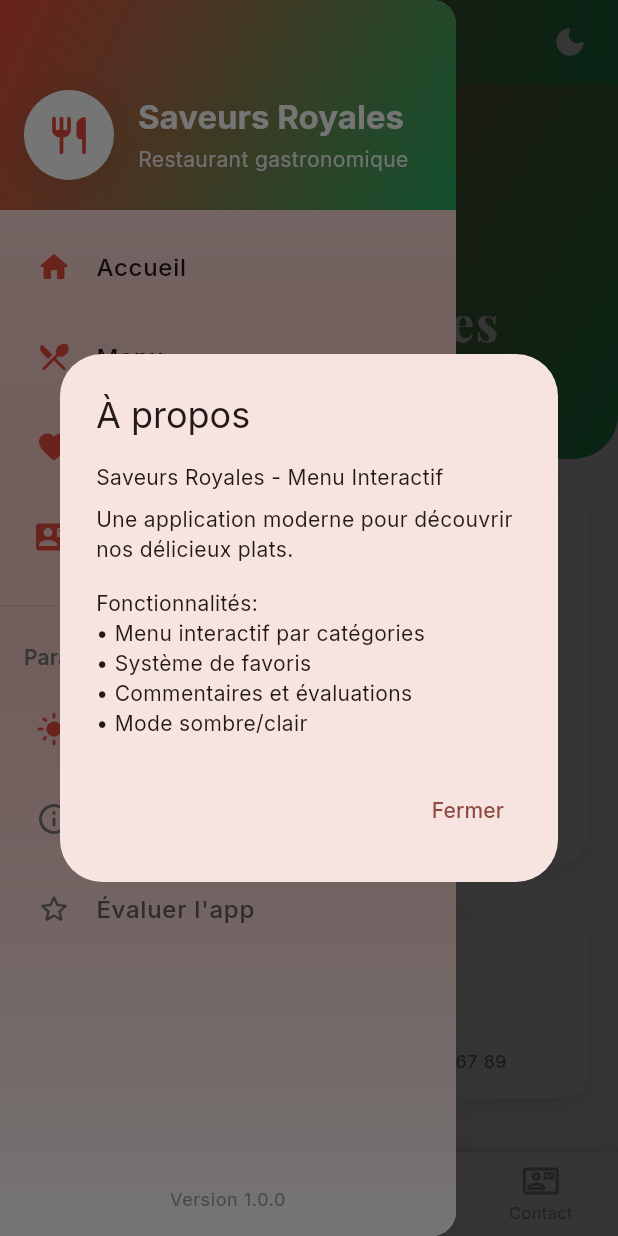
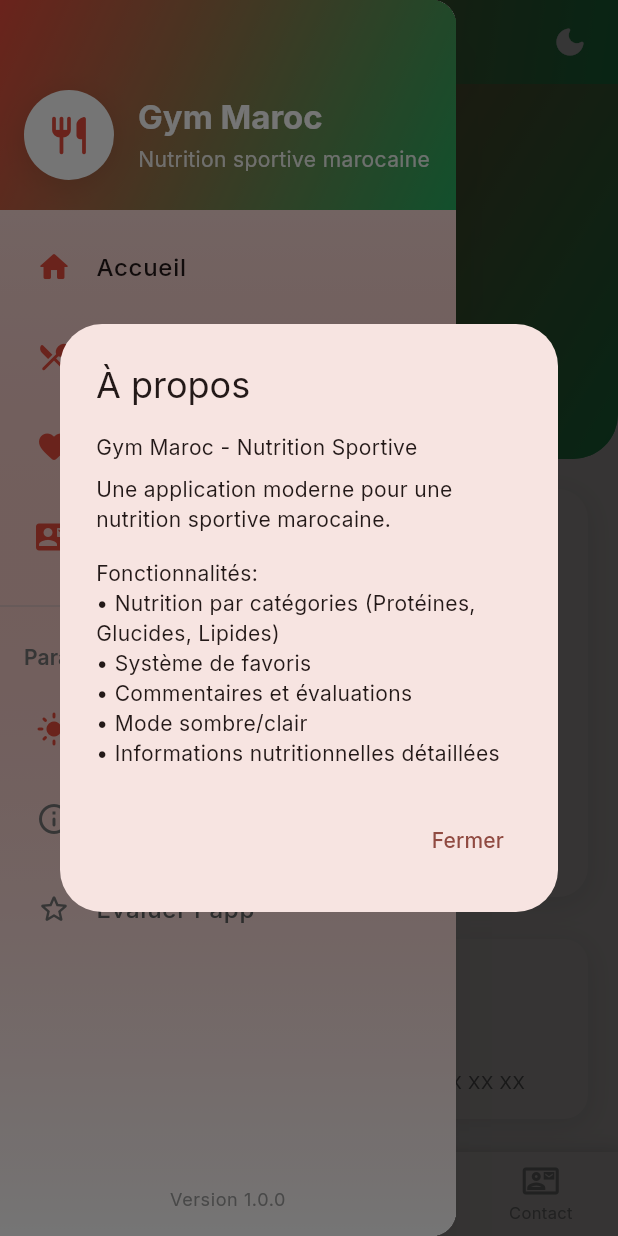
Before and after one commit to ADAMFUTUR/restaurant_app, a Flutter app: the screen it shows after launch, in the side drawer, after a tap on "À propos", on a phone screen of 412 x 824 dp. Run offline on Flutter 3.47's test engine with Material 3 defaults, Android fonts, the light colour scheme and no system bars; our stand-ins replace cached_network_image, flutter_staggered_animations, google_fonts, hive, hive_flutter, shared_preferences; accounts and stored records are empty; network calls fail; statements that could not run were skipped.

Commit message:
Updated splash_screen.dart

```diff
--- a/lib/screens/home_screen.dart
+++ b/lib/screens/home_screen.dart
@@ -142,7 +142,7 @@ class _HomeScreenState extends State<HomeScreen> with TickerProviderStateMixin {
                         ),
                         const SizedBox(height: 16),
                         Text(
-                          'Saveurs Royales',
+                          'Gym Maroc',
                           style: GoogleFonts.playfairDisplay(
                             fontSize: 32,
                             fontWeight: FontWeight.bold,
@@ -153,7 +153,7 @@ class _HomeScreenState extends State<HomeScreen> with TickerProviderStateMixin {
                         ),
                         const SizedBox(height: 8),
                         Text(
-                          'Restaurant Gastronomique',
+                          'Nutrition Sportive Marocaine',
                           style: GoogleFonts.inter(
                             fontSize: 16,
                             color: Colors.white.withOpacity(0.9),
@@ -211,10 +211,10 @@ class _HomeScreenState extends State<HomeScreen> with TickerProviderStateMixin {
           ),
           const SizedBox(height: 16),
           Text(
-            'Découvrez une expérience culinaire unique dans notre restaurant gastronomique. '
-            'Nos chefs passionnés vous proposent des plats raffinés préparés avec des ingrédients '
-            'frais et de qualité. Laissez-vous séduire par notre menu interactif et partagez '
-            'vos impressions avec notre communauté !',
+            'Découvrez une nutrition sportive authentiquement marocaine ! '
+            'Nos plats sont spécialement conçus pour les sportifs, alliant tradition culinaire '
+            'marocaine et besoins nutritionnels modernes. Protéines de qualité, glucides complexes '
+            'et lipides sains pour optimiser vos performances et votre récupération.',
             style: Theme.of(context).textTheme.bodyMedium?.copyWith(
               height: 1.6,
               color: Colors.grey[700],
@@ -235,7 +235,7 @@ class _HomeScreenState extends State<HomeScreen> with TickerProviderStateMixin {
               context,
               icon: Icons.location_on_rounded,
               title: 'Adresse',
-              subtitle: '123 Rue de la Gastronomie\n75001 Paris',
+              subtitle: 'Avenue Mohammed V\nCasablanca, Maroc',
               color: AppColors.primary,
             ),
           ),
@@ -245,7 +245,7 @@ class _HomeScreenState extends State<HomeScreen> with TickerProviderStateMixin {
               context,
               icon: Icons.phone_rounded,
               title: 'Téléphone',
-              subtitle: '+33 1 23 45 67 89',
+              subtitle: '+212 5 22 XX XX XX',
               color: AppColors.accent,
             ),
           ),
@@ -318,9 +318,9 @@ class _HomeScreenState extends State<HomeScreen> with TickerProviderStateMixin {
         children: [
           _buildStatItem(
             context,
-            icon: Icons.restaurant_menu_rounded,
-            value: 150,
-            label: 'Plats au menu',
+            icon: Icons.fitness_center_rounded,
+            value: 25,
+            label: 'Plats fitness',
           ),
           _buildStatItem(
             context,
@@ -331,9 +331,9 @@ class _HomeScreenState extends State<HomeScreen> with TickerProviderStateMixin {
           ),
           _buildStatItem(
             context,
-            icon: Icons.people_rounded,
-            value: 10000,
-            label: 'Clients satisfaits',
+            icon: Icons.sports_gymnastics_rounded,
+            value: 2500,
+            label: 'Sportifs satisfaits',
             suffix: '+',
           ),
         ],
@@ -401,23 +401,23 @@ class _HomeScreenState extends State<HomeScreen> with TickerProviderStateMixin {
               children: [
                 _buildOfferCard(
                   context,
-                  title: 'Menu Découverte',
-                  subtitle: 'Entrée + Plat + Dessert',
-                  price: '35€',
+                  title: 'Pack Prise de Masse',
+                  subtitle: 'Protéines + Glucides + Lipides',
+                  price: '120 DH',
                   color: AppColors.primary,
                 ),
                 _buildOfferCard(
                   context,
-                  title: 'Happy Hour',
-                  subtitle: 'Cocktails à prix réduit',
-                  price: '8€',
+                  title: 'Menu Sèche',
+                  subtitle: 'Faible en calories, riche en protéines',
+                  price: '95 DH',
                   color: AppColors.accent,
                 ),
                 _buildOfferCard(
                   context,
-                  title: 'Weekend Brunch',
-                  subtitle: 'Buffet complet',
-                  price: '28€',
+                  title: 'Post-Entraînement',
+                  subtitle: 'Récupération optimale',
+                  price: '75 DH',
                   color: AppColors.secondary,
                 ),
               ],
--- a/lib/screens/splash_screen.dart
+++ b/lib/screens/splash_screen.dart
@@ -150,7 +150,7 @@ class _SplashScreenState extends State<SplashScreen>
                       child: Column(
                         children: [
                           Text(
-                            'Saveurs Royales',
+                            'Gym Maroc',
                             style: TextStyle(
                               fontSize: 32,
                               fontWeight: FontWeight.bold,
@@ -167,7 +167,7 @@ class _SplashScreenState extends State<SplashScreen>
                           ),
                           const SizedBox(height: 8),
                           Text(
-                            'Menu Interactif',
+                            'Nutrition Sportive',
                             style: TextStyle(
                               fontSize: 16,
                               color: Colors.white.withOpacity(0.9),
--- a/lib/widgets/custom_drawer.dart
+++ b/lib/widgets/custom_drawer.dart
@@ -61,7 +61,7 @@ class CustomDrawer extends StatelessWidget {
                           crossAxisAlignment: CrossAxisAlignment.start,
                           children: [
                             Text(
-                              'Saveurs Royales',
+                              'Gym Maroc',
                               style: Theme.of(context).textTheme.titleLarge?.copyWith(
                                 color: Colors.white,
                                 fontWeight: FontWeight.bold,
@@ -69,7 +69,7 @@ class CustomDrawer extends StatelessWidget {
                             ),
                             const SizedBox(height: 4),
                             Text(
-                              'Restaurant gastronomique',
+                              'Nutrition sportive marocaine',
                               style: Theme.of(context).textTheme.bodyMedium?.copyWith(
                                 color: Colors.white.withOpacity(0.9),
                               ),
@@ -104,7 +104,7 @@ class CustomDrawer extends StatelessWidget {
                       _buildDrawerItem(
                         context,
                         icon: Icons.restaurant_menu_rounded,
-                        title: 'Menu',
+                        title: 'Nutrition',
                         index: 1,
                       ),
                       _buildDrawerItem(
@@ -305,15 +305,16 @@ class CustomDrawer extends StatelessWidget {
           mainAxisSize: MainAxisSize.min,
           crossAxisAlignment: CrossAxisAlignment.start,
           children: [
-            Text('Saveurs Royales - Menu Interactif'),
+            Text('Gym Maroc - Nutrition Sportive'),
             SizedBox(height: 8),
-            Text('Une application moderne pour découvrir nos délicieux plats.'),
+            Text('Une application moderne pour une nutrition sportive marocaine.'),
             SizedBox(height: 16),
             Text('Fonctionnalités:'),
-            Text('• Menu interactif par catégories'),
+            Text('• Nutrition par catégories (Protéines, Glucides, Lipides)'),
             Text('• Système de favoris'),
             Text('• Commentaires et évaluations'),
             Text('• Mode sombre/clair'),
+            Text('• Informations nutritionnelles détaillées'),
           ],
         ),
         actions: [
```
Also changed, not shown: lib/screens/menu_screen.dart (+7 -7 lines), lib/widgets/dish_card.dart (+7 -7 lines).
